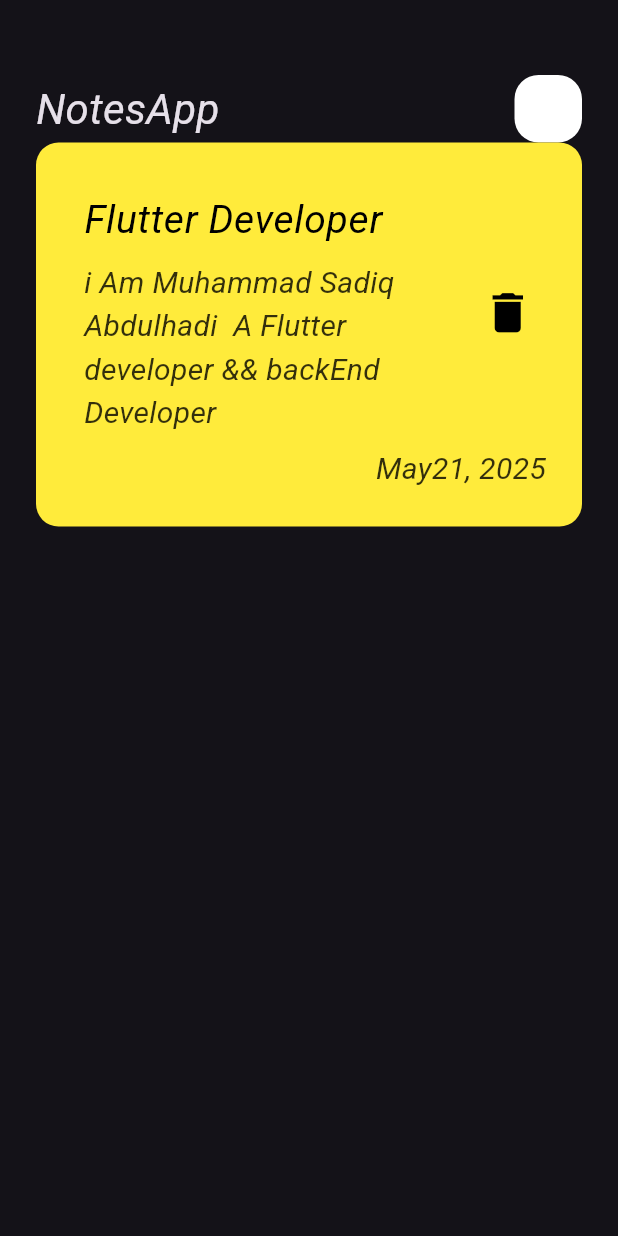
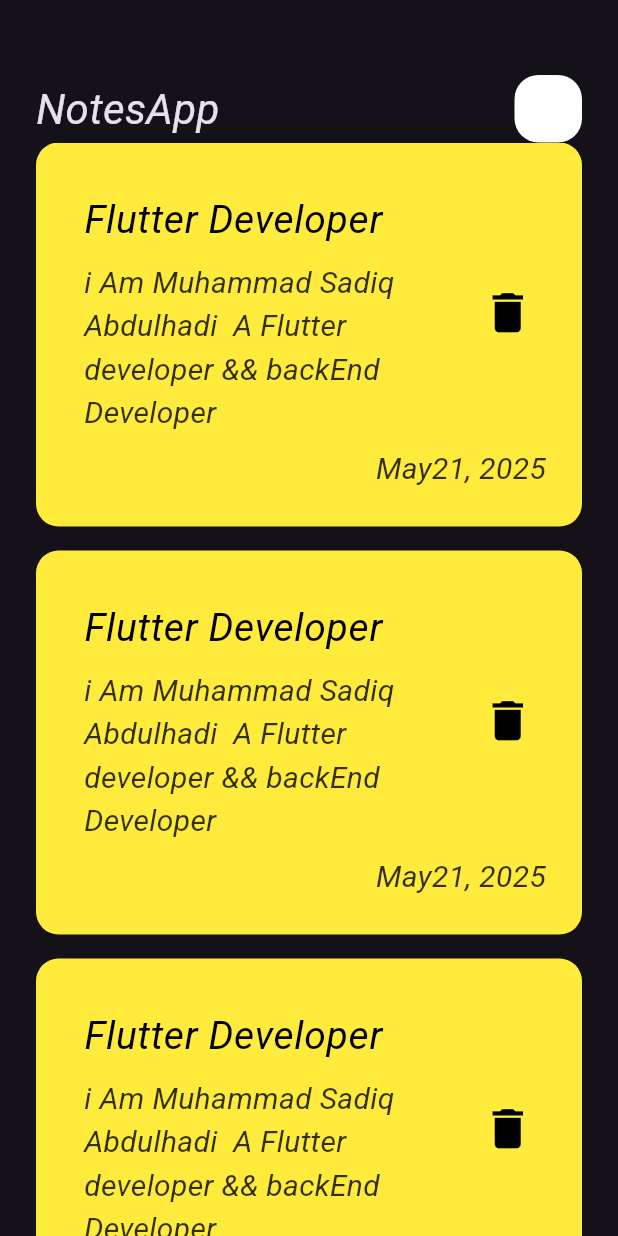
Before and after one commit to mohamedseedk908/NotesApp, a Flutter app: the screen it shows after launch, on a phone screen of 412 x 824 dp. Run offline on Flutter 3.47's test engine with Material 3 defaults, Android fonts, the phone set to English and light mode, and no system bars.

Commit message:
Create Notes List View

```diff
--- /dev/null
+++ b/lib/views/widgets/create_custom_notes_item.dart
@@ -0,0 +1,57 @@
+import 'package:flutter/material.dart';
+
+class NotesItem extends StatelessWidget {
+  const NotesItem({super.key});
+
+  @override
+  Widget build(BuildContext context) {
+    return Container(
+      padding: EdgeInsets.only(
+        top: 24,
+        bottom: 24,
+        left: 16,
+      ),
+      decoration: BoxDecoration(
+        color: Colors.yellow,
+        borderRadius: BorderRadius.circular(15),
+      ),
+      child: Column(
+        crossAxisAlignment: CrossAxisAlignment.end,
+        children: [
+          ListTile(
+            title: Padding(
+              padding: const EdgeInsets.only(bottom: 8),
+              child: Text(
+                "Flutter Developer",
+                style: TextStyle(color: Colors.black, fontSize: 26),
+              ),
+            ),
+            subtitle: Text(
+              "i Am Muhammad Sadiq Abdulhadi  A Flutter developer && backEnd Developer ",
+              style: TextStyle(
+                color: Colors.black.withOpacity(0.8),
+                fontSize: 20,
+              ),
+            ),
+            trailing: IconButton(
+              onPressed: () {},
+              icon: Icon(
+                Icons.delete,
+                color: Colors.black,
+                size: 35,
+              ),
+            ),
+          ),
+          Padding(
+            padding: const EdgeInsets.only(right: 24),
+            child: Text("May21, 2025",
+                style: TextStyle(
+                  color: Colors.black.withOpacity(0.8),
+                  fontSize: 20,
+                )),
+          ),
+        ],
+      ),
+    );
+  }
+}
--- /dev/null
+++ b/lib/views/widgets/notes_list_view.dart
@@ -0,0 +1,18 @@
+import 'package:flutter/material.dart';
+import 'package:notes/views/widgets/create_custom_notes_item.dart';
+
+class NotesListView extends StatelessWidget {
+  const NotesListView({super.key});
+
+  @override
+  Widget build(BuildContext context) {
+    return ListView.builder(
+      itemBuilder:(context,index){
+        return const Padding(
+          padding:  EdgeInsets.only(bottom: 16),
+          child: NotesItem(),
+        );
+      } ,
+    );
+  }
+}
--- a/lib/views/widgets/notes_view_body.dart
+++ b/lib/views/widgets/notes_view_body.dart
@@ -1,5 +1,7 @@
 import 'package:flutter/material.dart';
+import 'package:notes/views/widgets/create_custom_notes_item.dart';
 import 'package:notes/views/widgets/custom_app_bar.dart';
+import 'package:notes/views/widgets/notes_list_view.dart';
 
 class NotesViewBody extends StatelessWidget {
   const NotesViewBody({super.key});
@@ -14,65 +16,9 @@ class NotesViewBody extends StatelessWidget {
             height: 50,
           ),
           CustomAppBar(),
-          NotesItem(),
+          Expanded(child: NotesListView()),
         ],
       ),
     );
   }
 }
-
-class NotesItem extends StatelessWidget {
-  const NotesItem({super.key});
-
-  @override
-  Widget build(BuildContext context) {
-    return Container(
-      padding: EdgeInsets.only(
-        top: 24,
-        bottom: 24,
-        left: 16,
-      ),
-      decoration: BoxDecoration(
-        color: Colors.yellow,
-        borderRadius: BorderRadius.circular(15),
-      ),
-      child: Column(
-        crossAxisAlignment: CrossAxisAlignment.end,
-        children: [
-          ListTile(
-            title: Padding(
-              padding: const EdgeInsets.only(bottom: 8),
-              child: Text(
-                "Flutter Developer",
-                style: TextStyle(color: Colors.black, fontSize: 26),
-              ),
-            ),
-            subtitle: Text(
-              "i Am Muhammad Sadiq Abdulhadi  A Flutter developer && backEnd Developer ",
-              style: TextStyle(
-                color: Colors.black.withOpacity(0.8),
-                fontSize: 20,
-              ),
-            ),
-            trailing: IconButton(
-              onPressed: () {},
-              icon: Icon(
-                Icons.delete,
-                color: Colors.black,
-                size: 35,
-              ),
-            ),
-          ),
-          Padding(
-            padding: const EdgeInsets.only(right: 24),
-            child: Text("May21, 2025",
-                style: TextStyle(
-                  color: Colors.black.withOpacity(0.8),
-                  fontSize: 20,
-                )),
-          ),
-        ],
-      ),
-    );
-  }
-}
```
